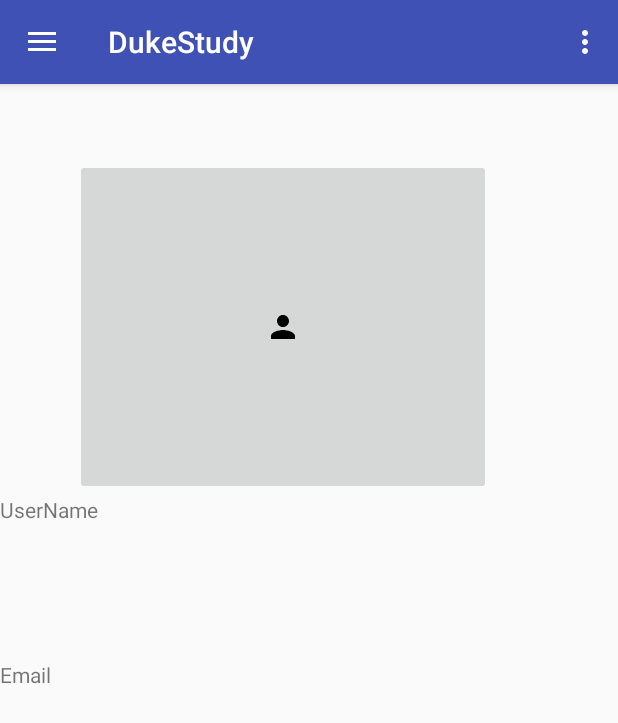
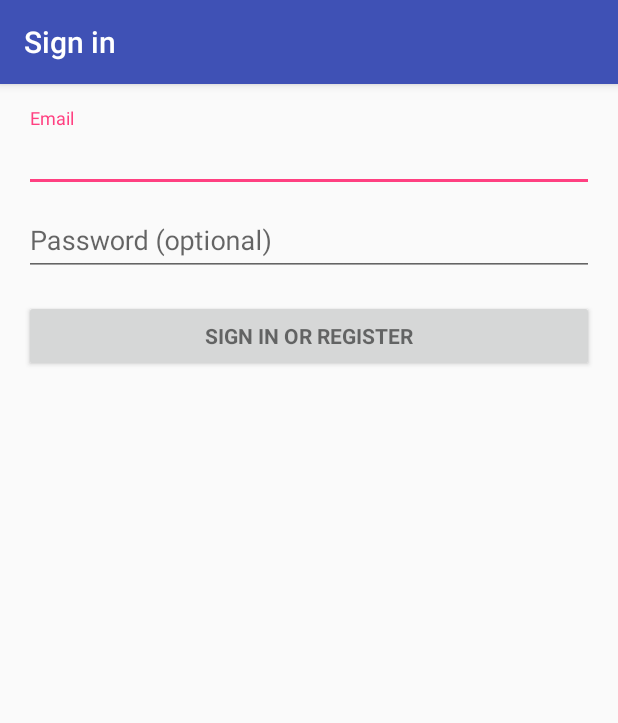
Before and after one commit to sc454/DukeStudy-AndroidApp, an Android app: the screen it shows after launch (MainActivity before the commit, LoginActivity after it), on a phone screen of 412 x 824 dp. Shown: the top 723 px of the screen. Run offline under Robolectric (Android 15) with nearby library versions, the phone set to English and light mode, and no system bars; 2 statements that could not run were skipped.

Commit message:
Added login activity

```diff
--- /dev/null
+++ b/DukeStudy/app/src/main/java/com/ds/DukeStudy/LoginActivity.java
@@ -0,0 +1,352 @@
+package com.ds.DukeStudy;
+
+import android.animation.Animator;
+import android.animation.AnimatorListenerAdapter;
+import android.annotation.TargetApi;
+import android.content.Intent;
+import android.content.pm.PackageManager;
+import android.support.annotation.NonNull;
+import android.support.design.widget.Snackbar;
+import android.support.v7.app.AppCompatActivity;
+import android.app.LoaderManager.LoaderCallbacks;
+
+import android.content.CursorLoader;
+import android.content.Loader;
+import android.database.Cursor;
+import android.net.Uri;
+import android.os.AsyncTask;
+
+import android.os.Build;
+import android.os.Bundle;
+import android.provider.ContactsContract;
+import android.text.TextUtils;
+import android.view.KeyEvent;
+import android.view.View;
+import android.view.View.OnClickListener;
+import android.view.inputmethod.EditorInfo;
+import android.widget.ArrayAdapter;
+import android.widget.AutoCompleteTextView;
+import android.widget.Button;
+import android.widget.EditText;
+import android.widget.TextView;
+
+import java.util.ArrayList;
+import java.util.List;
+
+import static android.Manifest.permission.READ_CONTACTS;
+
+/**
+ * A login screen that offers login via email/password.
+ */
+public class LoginActivity extends AppCompatActivity implements LoaderCallbacks<Cursor> {
+
+    /**
+     * Id to identity READ_CONTACTS permission request.
+     */
+    private static final int REQUEST_READ_CONTACTS = 0;
+
+    /**
+     * A dummy authentication store containing known user names and passwords.
+     * TODO: remove after connecting to a real authentication system.
+     */
+    private static final String[] DUMMY_CREDENTIALS = new String[]{
+            "foo@example.com:hello", "bar@example.com:world"
+    };
+    /**
+     * Keep track of the login task to ensure we can cancel it if requested.
+     */
+    private UserLoginTask mAuthTask = null;
+
+    // UI references.
+    private AutoCompleteTextView mEmailView;
+    private EditText mPasswordView;
+    private View mProgressView;
+    private View mLoginFormView;
+
+    @Override
+    protected void onCreate(Bundle savedInstanceState) {
+        super.onCreate(savedInstanceState);
+        setContentView(R.layout.activity_login);
+        // Set up the login form.
+        mEmailView = (AutoCompleteTextView) findViewById(R.id.email);
+        populateAutoComplete();
+
+        mPasswordView = (EditText) findViewById(R.id.password);
+        mPasswordView.setOnEditorActionListener(new TextView.OnEditorActionListener() {
+            @Override
+            public boolean onEditorAction(TextView textView, int id, KeyEvent keyEvent) {
+                if (id == R.id.login || id == EditorInfo.IME_NULL) {
+                    attemptLogin();
+                    return true;
+                }
+                return false;
+            }
+        });
+
+        Button mEmailSignInButton = (Button) findViewById(R.id.email_sign_in_button);
+        mEmailSignInButton.setOnClickListener(new OnClickListener() {
+            @Override
+            public void onClick(View view) {
+                attemptLogin();
+            }
+        });
+
+        mLoginFormView = findViewById(R.id.login_form);
+        mProgressView = findViewById(R.id.login_progress);
+    }
+
+    private void populateAutoComplete() {
+        if (!mayRequestContacts()) {
+            return;
+        }
+
+        getLoaderManager().initLoader(0, null, this);
+    }
+
+    private boolean mayRequestContacts() {
+        if (Build.VERSION.SDK_INT < Build.VERSION_CODES.M) {
+            return true;
+        }
+        if (checkSelfPermission(READ_CONTACTS) == PackageManager.PERMISSION_GRANTED) {
+            return true;
+        }
+        if (shouldShowRequestPermissionRationale(READ_CONTACTS)) {
+            Snackbar.make(mEmailView, R.string.permission_rationale, Snackbar.LENGTH_INDEFINITE)
+                    .setAction(android.R.string.ok, new View.OnClickListener() {
+                        @Override
+                        @TargetApi(Build.VERSION_CODES.M)
+                        public void onClick(View v) {
+                            requestPermissions(new String[]{READ_CONTACTS}, REQUEST_READ_CONTACTS);
+                        }
+                    });
+        } else {
+            requestPermissions(new String[]{READ_CONTACTS}, REQUEST_READ_CONTACTS);
+        }
+        return false;
+    }
+
+    /**
+     * Callback received when a permissions request has been completed.
+     */
+    @Override
+    public void onRequestPermissionsResult(int requestCode, @NonNull String[] permissions,
+                                           @NonNull int[] grantResults) {
+        if (requestCode == REQUEST_READ_CONTACTS) {
+            if (grantResults.length == 1 && grantResults[0] == PackageManager.PERMISSION_GRANTED) {
+                populateAutoComplete();
+            }
+        }
+    }
+
+
+    /**
+     * Attempts to sign in or register the account specified by the login form.
+     * If there are form errors (invalid email, missing fields, etc.), the
+     * errors are presented and no actual login attempt is made.
+     */
+    private void attemptLogin() {
+        if (mAuthTask != null) {
+            return;
+        }
+
+        // Reset errors.
+        mEmailView.setError(null);
+        mPasswordView.setError(null);
+
+        // Store values at the time of the login attempt.
+        String email = mEmailView.getText().toString();
+        String password = mPasswordView.getText().toString();
+
+        boolean cancel = false;
+        View focusView = null;
+
+        // Check for a valid password, if the user entered one.
+//        if (!TextUtils.isEmpty(password) && !isPasswordValid(password)) {
+//            mPasswordView.setError(getString(R.string.error_invalid_password));
+//            focusView = mPasswordView;
+//            cancel = true;
+//        }
+//
+//        // Check for a valid email address.
+//        if (TextUtils.isEmpty(email)) {
+//            mEmailView.setError(getString(R.string.error_field_required));
+//            focusView = mEmailView;
+//            cancel = true;
+//        } else if (!isEmailValid(email)) {
+//            mEmailView.setError(getString(R.string.error_invalid_email));
+//            focusView = mEmailView;
+//            cancel = true;
+//        }
+
+        if (cancel) {
+            // There was an error; don't attempt login and focus the first
+            // form field with an error.
+            focusView.requestFocus();
+        } else {
+            // Show a progress spinner, and kick off a background task to
+            // perform the user login attempt.
+            showProgress(true);
+            mAuthTask = new UserLoginTask(email, password);
+            mAuthTask.execute((Void) null);
+        }
+    }
+
+    private boolean isEmailValid(String email) {
+        //TODO: Replace this with your own logic
+        return email.contains("@");
+    }
+
+    private boolean isPasswordValid(String password) {
+        //TODO: Replace this with your own logic
+        return password.length() > 4;
+    }
+
+    /**
+     * Shows the progress UI and hides the login form.
+     */
+    @TargetApi(Build.VERSION_CODES.HONEYCOMB_MR2)
+    private void showProgress(final boolean show) {
+        // On Honeycomb MR2 we have the ViewPropertyAnimator APIs, which allow
+        // for very easy animations. If available, use these APIs to fade-in
+        // the progress spinner.
+        if (Build.VERSION.SDK_INT >= Build.VERSION_CODES.HONEYCOMB_MR2) {
+            int shortAnimTime = getResources().getInteger(android.R.integer.config_shortAnimTime);
+
+            mLoginFormView.setVisibility(show ? View.GONE : View.VISIBLE);
+            mLoginFormView.animate().setDuration(shortAnimTime).alpha(
+                    show ? 0 : 1).setListener(new AnimatorListenerAdapter() {
+                @Override
+                public void onAnimationEnd(Animator animation) {
+                    mLoginFormView.setVisibility(show ? View.GONE : View.VISIBLE);
+                }
+            });
+
+            mProgressView.setVisibility(show ? View.VISIBLE : View.GONE);
+            mProgressView.animate().setDuration(shortAnimTime).alpha(
+                    show ? 1 : 0).setListener(new AnimatorListenerAdapter() {
+                @Override
+                public void onAnimationEnd(Animator animation) {
+                    mProgressView.setVisibility(show ? View.VISIBLE : View.GONE);
+                }
+            });
+        } else {
+            // The ViewPropertyAnimator APIs are not available, so simply show
+            // and hide the relevant UI components.
+            mProgressView.setVisibility(show ? View.VISIBLE : View.GONE);
+            mLoginFormView.setVisibility(show ? View.GONE : View.VISIBLE);
+        }
+    }
+
+    @Override
+    public Loader<Cursor> onCreateLoader(int i, Bundle bundle) {
+        return new CursorLoader(this,
+                // Retrieve data rows for the device user's 'profile' contact.
+                Uri.withAppendedPath(ContactsContract.Profile.CONTENT_URI,
+                        ContactsContract.Contacts.Data.CONTENT_DIRECTORY), ProfileQuery.PROJECTION,
+
+                // Select only email addresses.
+                ContactsContract.Contacts.Data.MIMETYPE +
+                        " = ?", new String[]{ContactsContract.CommonDataKinds.Email
+                .CONTENT_ITEM_TYPE},
+
+                // Show primary email addresses first. Note that there won't be
+                // a primary email address if the user hasn't specified one.
+                ContactsContract.Contacts.Data.IS_PRIMARY + " DESC");
+    }
+
+    @Override
+    public void onLoadFinished(Loader<Cursor> cursorLoader, Cursor cursor) {
+        List<String> emails = new ArrayList<>();
+        cursor.moveToFirst();
+        while (!cursor.isAfterLast()) {
+            emails.add(cursor.getString(ProfileQuery.ADDRESS));
+            cursor.moveToNext();
+        }
+
+        addEmailsToAutoComplete(emails);
+    }
+
+    @Override
+    public void onLoaderReset(Loader<Cursor> cursorLoader) {
+
+    }
+
+    private void addEmailsToAutoComplete(List<String> emailAddressCollection) {
+        //Create adapter to tell the AutoCompleteTextView what to show in its dropdown list.
+        ArrayAdapter<String> adapter =
+                new ArrayAdapter<>(LoginActivity.this,
+                        android.R.layout.simple_dropdown_item_1line, emailAddressCollection);
+
+        mEmailView.setAdapter(adapter);
+    }
+
+
+    private interface ProfileQuery {
+        String[] PROJECTION = {
+                ContactsContract.CommonDataKinds.Email.ADDRESS,
+                ContactsContract.CommonDataKinds.Email.IS_PRIMARY,
+        };
+
+        int ADDRESS = 0;
+        int IS_PRIMARY = 1;
+    }
+
+    /**
+     * Represents an asynchronous login/registration task used to authenticate
+     * the user.
+     */
+    public class UserLoginTask extends AsyncTask<Void, Void, Boolean> {
+
+        private final String mEmail;
+        private final String mPassword;
+
+        UserLoginTask(String email, String password) {
+            mEmail = email;
+            mPassword = password;
+        }
+
+        @Override
+        protected Boolean doInBackground(Void... params) {
+            // TODO: attempt authentication against a network service.
+
+            try {
+                // Simulate network access.
+                Thread.sleep(2000);
+            } catch (InterruptedException e) {
+                return false;
+            }
+
+//            for (String credential : DUMMY_CREDENTIALS) {
+//                String[] pieces = credential.split(":");
+//                if (pieces[0].equals(mEmail)) {
+//                    // Account exists, return true if the password matches.
+//                    return pieces[1].equals(mPassword);
+//                }
+//            }
+
+            // TODO: register the new account here.
+            return true;
+        }
+
+        @Override
+        protected void onPostExecute(final Boolean success) {
+            mAuthTask = null;
+            showProgress(false);
+
+            if (success) {
+                finish();
+                Intent myIntent = new Intent(LoginActivity.this, MainActivity.class);
+                LoginActivity.this.startActivity(myIntent);
+            } else {
+                mPasswordView.setError(getString(R.string.error_incorrect_password));
+                mPasswordView.requestFocus();
+            }
+        }
+
+        @Override
+        protected void onCancelled() {
+            mAuthTask = null;
+            showProgress(false);
+        }
+    }
+}
--- a/DukeStudy/app/src/main/java/com/ds/DukeStudy/MainActivity.java
+++ b/DukeStudy/app/src/main/java/com/ds/DukeStudy/MainActivity.java
@@ -26,7 +26,10 @@
     @Override
     protected void onCreate(Bundle savedInstanceState) {
         super.onCreate(savedInstanceState);
+        // Login
+//        setContentView(R.layout.activity_login);
         setContentView(R.layout.activity_main);
+
         DrawerLayout drawer = (DrawerLayout) findViewById(R.id.drawer_layout);
         Toolbar toolbar = (Toolbar) findViewById(R.id.toolbar);
         setSupportActionBar(toolbar);
--- /dev/null
+++ b/DukeStudy/app/src/main/res/layout/activity_login.xml
@@ -0,0 +1,76 @@
+<LinearLayout xmlns:android="http://schemas.android.com/apk/res/android"
+    xmlns:tools="http://schemas.android.com/tools"
+    android:layout_width="match_parent"
+    android:layout_height="match_parent"
+    android:gravity="center_horizontal"
+    android:orientation="vertical"
+    android:paddingBottom="@dimen/activity_vertical_margin"
+    android:paddingLeft="@dimen/activity_horizontal_margin"
+    android:paddingRight="@dimen/activity_horizontal_margin"
+    android:paddingTop="@dimen/activity_vertical_margin"
+    tools:context="com.ds.DukeStudy.LoginActivity">
+
+    <!-- Login progress -->
+    <ProgressBar
+        android:id="@+id/login_progress"
+        style="?android:attr/progressBarStyleLarge"
+        android:layout_width="wrap_content"
+        android:layout_height="wrap_content"
+        android:layout_marginBottom="8dp"
+        android:visibility="gone" />
+
+    <ScrollView
+        android:id="@+id/login_form"
+        android:layout_width="match_parent"
+        android:layout_height="match_parent">
+
+        <LinearLayout
+            android:id="@+id/email_login_form"
+            android:layout_width="match_parent"
+            android:layout_height="wrap_content"
+            android:orientation="vertical">
+
+            <android.support.design.widget.TextInputLayout
+                android:layout_width="match_parent"
+                android:layout_height="wrap_content">
+
+                <AutoCompleteTextView
+                    android:id="@+id/email"
+                    android:layout_width="match_parent"
+                    android:layout_height="wrap_content"
+                    android:hint="@string/prompt_email"
+                    android:inputType="textEmailAddress"
+                    android:maxLines="1"
+                    android:singleLine="true" />
+
+            </android.support.design.widget.TextInputLayout>
+
+            <android.support.design.widget.TextInputLayout
+                android:layout_width="match_parent"
+                android:layout_height="wrap_content">
+
+                <EditText
+                    android:id="@+id/password"
+                    android:layout_width="match_parent"
+                    android:layout_height="wrap_content"
+                    android:hint="@string/prompt_password"
+                    android:imeActionId="@+id/login"
+                    android:imeActionLabel="@string/action_sign_in_short"
+                    android:imeOptions="actionUnspecified"
+                    android:inputType="textPassword"
+                    android:maxLines="1"
+                    android:singleLine="true" />
+
+            </android.support.design.widget.TextInputLayout>
+
+            <Button
+                android:id="@+id/email_sign_in_button"
+                style="?android:textAppearanceSmall"
+                android:layout_width="match_parent"
+                android:layout_height="wrap_content"
+                android:layout_marginTop="16dp"
+                android:text="@string/action_sign_in"
+                android:textStyle="bold" />
+        </LinearLayout>
+    </ScrollView>
+</LinearLayout>
--- a/DukeStudy/app/src/main/res/values/strings.xml
+++ b/DukeStudy/app/src/main/res/values/strings.xml
@@ -21,4 +21,17 @@
 
     <!-- TODO: Remove or change this placeholder text -->
     <string name="hello_blank_fragment">Hello blank fragment</string>
+
+    <!-- Strings related to login -->
+    <string name="prompt_email">Email</string>
+    <string name="prompt_password">Password (optional)</string>
+    <string name="action_sign_in">Sign in or register</string>
+    <string name="action_sign_in_short">Sign in</string>
+    <string name="error_invalid_email">This email address is invalid</string>
+    <string name="error_invalid_password">This password is too short</string>
+    <string name="error_incorrect_password">This password is incorrect</string>
+    <string name="error_field_required">This field is required</string>
+    <string name="permission_rationale">"Contacts permissions are needed for providing email
+        completions."
+    </string>
 </resources>
```
Also changed, not shown: DukeStudy/app/src/main/AndroidManifest.xml (+22 -6 lines).
